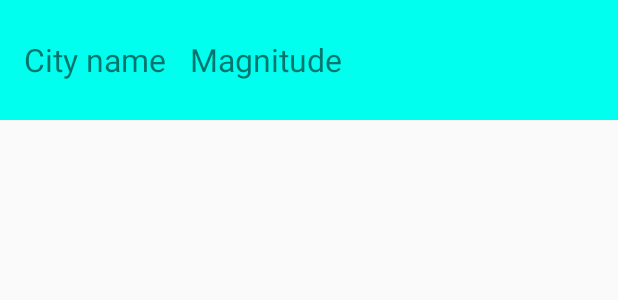
After one commit to Khahani-Android-Beginner/quakereport-ClearAsRain, an Android app: the layout list_item.xml on its own in the app's theme, with its tools: preview values and no code run, on a phone screen of 412 x 824 dp. The commit adds this screen. Shown: the top 300 px of the screen. Run offline under Robolectric (Android 15) with nearby library versions, the phone set to English and light mode, and no system bars.

Commit message:
Using Style

```diff
--- a/app/src/main/java/com/khahani/app/quakereport/Earthquake.java
+++ b/app/src/main/java/com/khahani/app/quakereport/Earthquake.java
@@ -5,6 +5,11 @@ public class Earthquake {
     private String mCity;
     private float mMagnit;
     private long mDate;
+
+    public Earthquake(String mCity, float mMagnit) {
+        this.mCity = mCity;
+        this.mMagnit = mMagnit;
+    }
 
     public Earthquake(String mCity, float mMagnit, long mDate) {
         this.mCity = mCity;
--- a/app/src/main/java/com/khahani/app/quakereport/MainActivity.java
+++ b/app/src/main/java/com/khahani/app/quakereport/MainActivity.java
@@ -3,6 +3,8 @@ package com.khahani.app.quakereport;
 import android.support.v7.app.AppCompatActivity;
 import android.os.Bundle;
 import android.widget.ListView;
+
+import java.util.ArrayList;
 
 public class MainActivity extends AppCompatActivity {
 
@@ -13,7 +15,14 @@ public class MainActivity extends AppCompatActivity {
         super.onCreate(savedInstanceState);
         setContentView(R.layout.activity_main);
 
-        //listView = (ListView)findViewById(R.id.)
+        ArrayList<Earthquake> data = new ArrayList<>();
+        data.add(new Earthquake("Teharn",  2.5f));
+        data.add(new Earthquake("Sistan baluc",  5.5f));
+        data.add(new Earthquake("Azarb",  3f));
+
+        listView = (ListView)findViewById(R.id.listview);
+
+
 
     }
 }
--- /dev/null
+++ b/app/src/main/res/layout/list_item.xml
@@ -0,0 +1,23 @@
+<?xml version="1.0" encoding="utf-8"?>
+<RelativeLayout xmlns:android="http://schemas.android.com/apk/res/android"
+    xmlns:tools="http://schemas.android.com/tools"
+    android:layout_width="match_parent"
+    android:layout_height="80dp"
+    android:background="#0fe">
+
+    <TextView
+        android:id="@+id/city"
+        style="@style/ListItemTextView"
+        android:layout_width="wrap_content"
+        android:layout_height="wrap_content"
+        tools:text="City name" />
+
+    <TextView
+        android:id="@+id/mag"
+        style="@style/ListItemTextView"
+        android:layout_width="wrap_content"
+        android:layout_height="wrap_content"
+        android:layout_toRightOf="@id/city"
+        tools:text="Magnitude" />
+
+</RelativeLayout>
--- a/app/src/main/res/values/styles.xml
+++ b/app/src/main/res/values/styles.xml
@@ -8,4 +8,11 @@
         <item name="colorAccent">@color/colorAccent</item>
     </style>
 
+    <style name="ListItemTextView">
+        <item name="android:layout_centerVertical">true</item>
+        <item name="android:textSize">21sp</item>
+        <item name="android:layout_marginStart">16dp</item>
+
+    </style>
+
 </resources>
```
